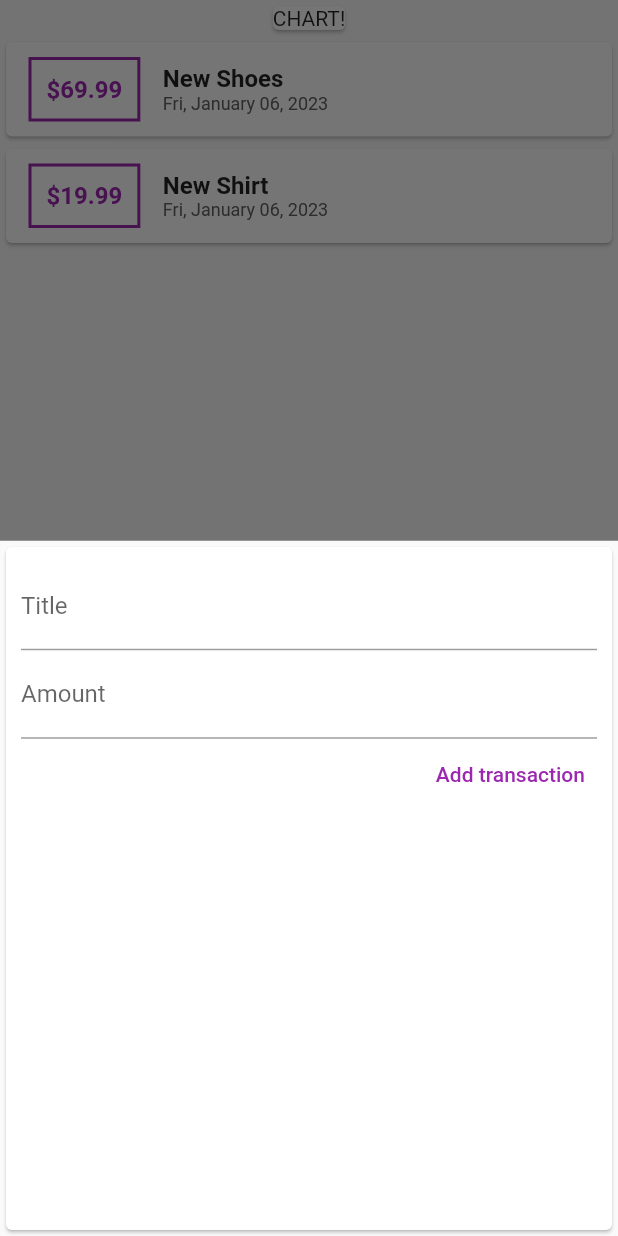
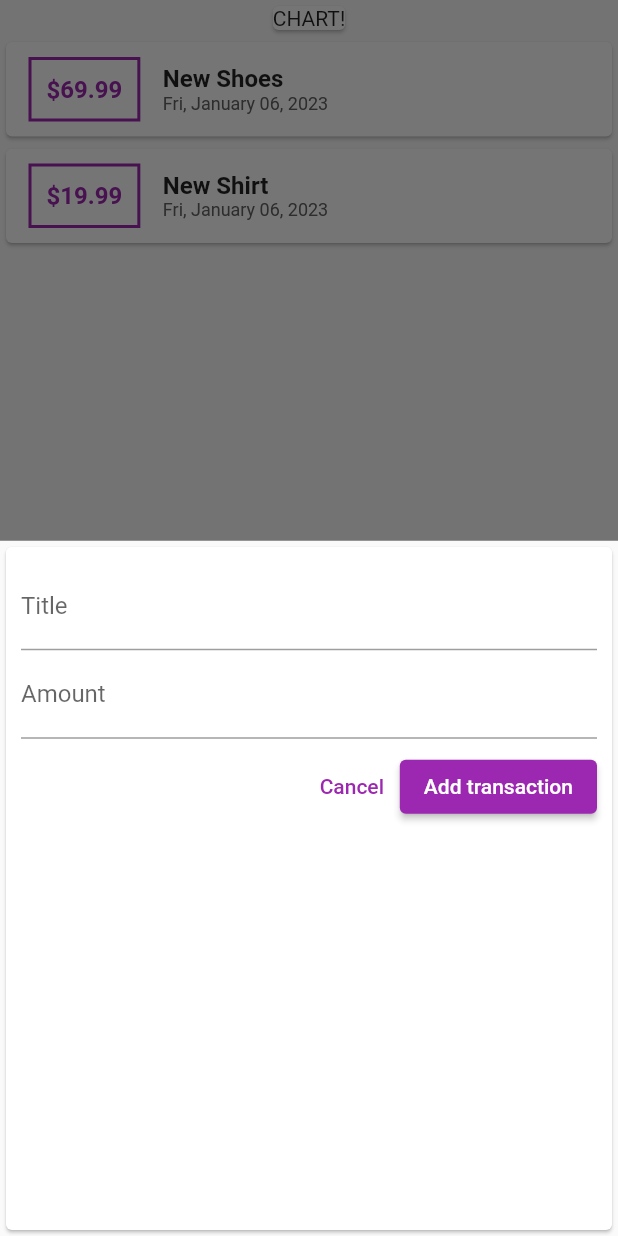
Before and after one commit to kopiHyper/expenses_tracker, a Flutter app: the screen it shows after launch, after a tap on the "add circle" icon, on a phone screen of 412 x 824 dp. Run offline on Flutter 3.47's test engine with Material 2 defaults, Android fonts, the phone set to English and light mode, and no system bars.

Commit message:
Added Cancel button and some styling

```diff
--- a/lib/main.dart
+++ b/lib/main.dart
@@ -81,11 +81,11 @@ class _MyHomePageState extends State<MyHomePage> {
       ),
       floatingActionButtonLocation: FloatingActionButtonLocation.centerFloat,
       floatingActionButton: FloatingActionButton(
-        backgroundColor: Color.fromARGB(55, 0, 0, 0),
+        backgroundColor: Color.fromARGB(122, 255, 255, 255),
         child: Icon(
           Icons.add_circle,
           size: 50,
-          color: Color.fromARGB(255, 74, 79, 238),
+          color: Colors.purple,
         ),
         onPressed: () => _showAddNewSheet(context),
       ),
--- a/lib/widgets/new_transaction.dart
+++ b/lib/widgets/new_transaction.dart
@@ -46,11 +46,35 @@ class NewTransaction extends StatelessWidget {
                 submitData,
               },
             ),
-            TextButton(
-              child: Text('Add transaction'),
-              style: TextButton.styleFrom(foregroundColor: Colors.purple),
-              onPressed: submitData,
-            ),
+            Container(
+              margin: EdgeInsets.symmetric(vertical: 8),
+              child: Row(
+                mainAxisAlignment: MainAxisAlignment.end,
+                children: [
+                  TextButton(
+                    child: Text(
+                      'Cancel',
+                      style: TextStyle(
+                        fontSize: 14,
+                        color: Colors.purple,
+                      ),
+                    ),
+                    onPressed: () => Navigator.of(context).pop(),
+                  ),
+                  ElevatedButton(
+                    child: Text(
+                      'Add transaction',
+                      style: TextStyle(fontSize: 14),
+                    ),
+                    style: ElevatedButton.styleFrom(
+                      foregroundColor: Colors.white,
+                      backgroundColor: Colors.purple,
+                    ),
+                    onPressed: submitData,
+                  ),
+                ],
+              ),
+            )
           ],
         ),
       ),
```
